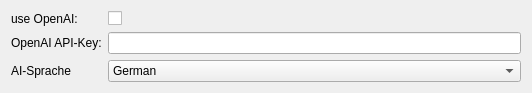
Old version of the form src/bsdd_gui/module/ai_helper/qt/Settings.ui in the repository c-mellueh/bSDD-Toolkit.
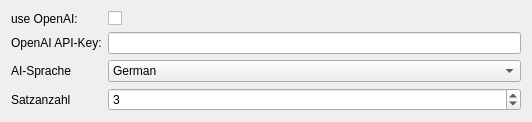
New version of the form.

```diff
--- a/src/bsdd_gui/module/ai_helper/qt/Settings.ui
+++ b/src/bsdd_gui/module/ai_helper/qt/Settings.ui
@@ -7,7 +7,7 @@
     <x>0</x>
     <y>0</y>
     <width>532</width>
-    <height>92</height>
+    <height>122</height>
    </rect>
   </property>
   <property name="windowTitle">
@@ -59,6 +59,23 @@
      </item>
     </widget>
    </item>
+   <item row="3" column="0">
+    <widget class="QLabel" name="label_4">
+     <property name="text">
+      <string>Satzanzahl</string>
+     </property>
+    </widget>
+   </item>
+   <item row="3" column="1">
+    <widget class="QSpinBox" name="spinBox">
+     <property name="minimum">
+      <number>1</number>
+     </property>
+     <property name="value">
+      <number>3</number>
+     </property>
+    </widget>
+   </item>
   </layout>
  </widget>
  <resources/>
```
